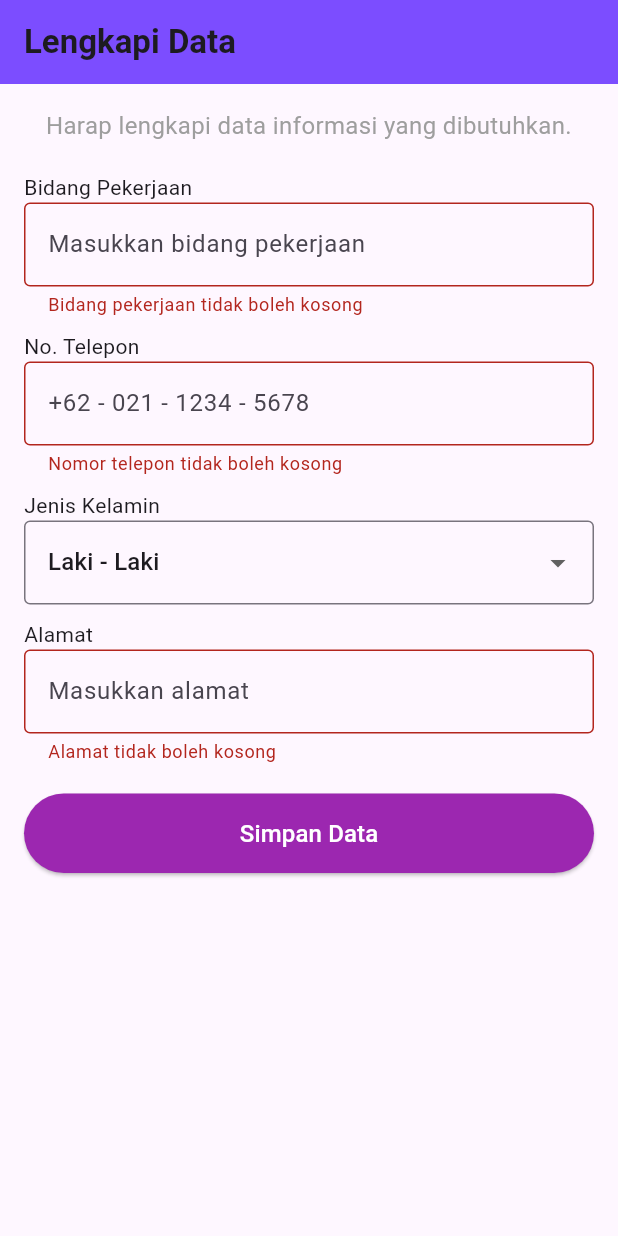
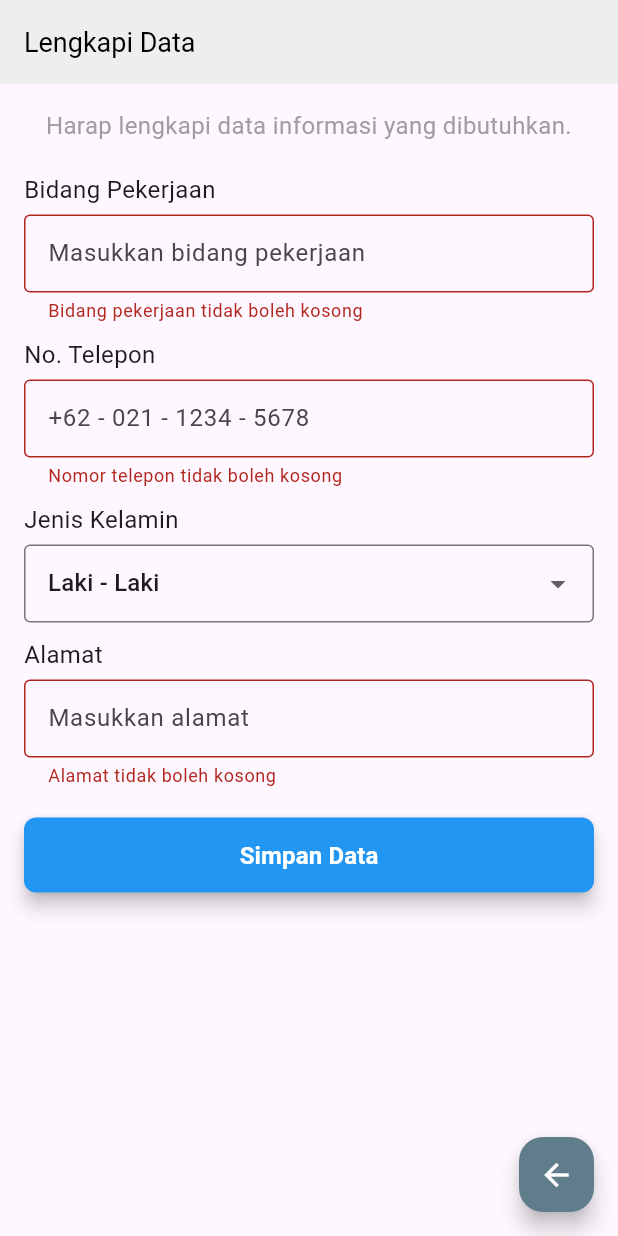
Before and after one commit to AndreSusilo27/ARTShift, a Flutter app: the LengkapiDataScreen screen opened directly, after a tap on "Simpan Data", on a phone screen of 412 x 824 dp. Run offline on Flutter 3.47's test engine with Material 3 defaults, Android fonts, the light colour scheme and no system bars; our stand-ins replace bloc, cloud_firestore, equatable, firebase_auth, firebase_core, flutter_bloc and 2 more; accounts and stored records are empty; network calls fail.

Commit message:
Perbaikan Widget

```diff
--- a/lib/screens/dashboard_admin_screen.dart
+++ b/lib/screens/dashboard_admin_screen.dart
@@ -53,12 +53,11 @@ class DashboardAdminScreen extends StatelessWidget {
         ),
       ),
 
-      // Menggunakan CustomDrawer
-      drawer: CustomDrawer(
+      // Menggunakan CustomDrawerAdmin
+      drawer: CustomDrawerAdmin(
         name: name,
         email: email,
         photoUrl: photoUrl,
-        selectedMenu: "Dashboard", // Menandai menu yang aktif
       ),
 
       body: Align(
--- a/lib/screens/dashboard_karyawan_screen.dart
+++ b/lib/screens/dashboard_karyawan_screen.dart
@@ -65,7 +65,7 @@ class DashboardKaryawanScreen extends StatelessWidget {
               currentAccountPicture: Stack(
                 children: [
                   CircleAvatar(
-                    radius: 35,
+                    radius: 40,
                     backgroundImage: NetworkImage(photoUrl),
                   ),
                   Positioned(
--- a/lib/screens/home_screen.dart
+++ b/lib/screens/home_screen.dart
@@ -10,6 +10,8 @@ class HomeScreen extends StatelessWidget {
     return Scaffold(
       body: Center(
         child: CustomButton(
+          width: 130,
+          height: 50,
           text: "Masuk",
           onPressed: () {
             Navigator.push(
--- a/lib/screens/lengkapidata_screen.dart
+++ b/lib/screens/lengkapidata_screen.dart
@@ -1,4 +1,7 @@
+import 'package:ARTShift/widgets/custom_button.dart';
+import 'package:ARTShift/widgets/custom_textformfield.dart';
 import 'package:cloud_firestore/cloud_firestore.dart';
+import 'package:firebase_auth/firebase_auth.dart';
 import 'package:flutter/material.dart';
 
 class LengkapiDataScreen extends StatefulWidget {
@@ -15,30 +18,72 @@ class _LengkapiDataScreenState extends State<LengkapiDataScreen> {
   final _addressController = TextEditingController();
   String _selectedGender = 'Laki - Laki';
 
-  // Fungsi untuk menyimpan data ke Firestore
+  @override
+  void initState() {
+    super.initState();
+    _loadUserData();
+  }
+
+  void _loadUserData() async {
+    // Mendapatkan email pengguna yang sedang login
+    User? user = FirebaseAuth.instance.currentUser;
+    String userEmail = user?.email ?? '';
+
+    if (userEmail.isNotEmpty) {
+      try {
+        // Mengambil data pengguna dari Firestore berdasarkan email
+        DocumentSnapshot userDoc = await FirebaseFirestore.instance
+            .collection('biodata')
+            .doc(userEmail)
+            .get();
+
+        if (userDoc.exists) {
+          // Jika data ditemukan, auto-isi form dengan data yang ada
+          setState(() {
+            _jobController.text = userDoc['job'] ?? '';
+            _phoneController.text = userDoc['phone'] ?? '';
+            _selectedGender = userDoc['gender'] ?? 'Laki - Laki';
+            _addressController.text = userDoc['address'] ?? '';
+          });
+        }
+      } catch (e) {
+        ScaffoldMessenger.of(context).showSnackBar(
+          SnackBar(content: Text('Gagal memuat data: $e')),
+        );
+      }
+    }
+  }
+
   void _saveData() async {
     if (_formKey.currentState!.validate()) {
       try {
-        await FirebaseFirestore.instance.collection('users').add({
+        // Mendapatkan email pengguna yang sedang login
+        User? user = FirebaseAuth.instance.currentUser;
+        String userEmail = user?.email ?? ''; // Ambil email user yang login
+
+        if (userEmail.isNotEmpty) {
+          // Menyimpan data ke dalam koleksi 'biodata' dengan ID dokumen berdasarkan email
+          await FirebaseFirestore.instance
+              .collection('biodata')
+              .doc(userEmail)
+              .set({
             'job': _jobController.text,
             'phone': _phoneController.text,
             'gender': _selectedGender,
             'address': _addressController.text,
             'created_at': FieldValue.serverTimestamp(),
+            'updated_at':
+                FieldValue.serverTimestamp(), // Menandakan waktu update
           });
 
-        // Menampilkan snackbar jika berhasil
           ScaffoldMessenger.of(context).showSnackBar(
             SnackBar(content: Text('Data berhasil disimpan')),
           );
-
-        // Kosongkan input setelah submit
-        _jobController.clear();
-        _phoneController.clear();
-        _addressController.clear();
-        setState(() {
-          _selectedGender = 'Laki - Laki';
-        });
+        } else {
+          ScaffoldMessenger.of(context).showSnackBar(
+            SnackBar(content: Text('User belum login')),
+          );
+        }
       } catch (e) {
         ScaffoldMessenger.of(context).showSnackBar(
           SnackBar(content: Text('Gagal menyimpan data: $e')),
@@ -51,37 +96,33 @@ class _LengkapiDataScreenState extends State<LengkapiDataScreen> {
   Widget build(BuildContext context) {
     return Scaffold(
       appBar: AppBar(
-        title: Text('Lengkapi Data',
-            style: TextStyle(fontWeight: FontWeight.bold)),
-        backgroundColor: Colors.deepPurpleAccent,
         automaticallyImplyLeading: false,
+        title: Text('Lengkapi Data'),
+        backgroundColor: Colors.grey[200],
+        elevation: 0,
+        titleTextStyle: TextStyle(
+          color: Colors.black,
+          fontSize: 18,
+        ),
       ),
       body: Padding(
         padding: EdgeInsets.all(16.0),
         child: Form(
           key: _formKey,
-          child: Column(
-            crossAxisAlignment: CrossAxisAlignment.start,
+          child: ListView(
             children: [
               Center(
-                child: Column(
-                  children: [
-                    Text(
+                child: Text(
                   'Harap lengkapi data informasi yang dibutuhkan.',
                   textAlign: TextAlign.center,
                   style: TextStyle(fontSize: 16, color: Colors.grey),
                 ),
+              ),
               SizedBox(height: 20),
-                  ],
-                ),
-              ),
-              Text("Bidang Pekerjaan"),
-              TextFormField(
+              CustomTextFormField(
+                labelText: "Bidang Pekerjaan",
                 controller: _jobController,
-                decoration: InputDecoration(
-                  border: OutlineInputBorder(),
                 hintText: 'Masukkan bidang pekerjaan',
-                ),
                 validator: (value) {
                   if (value == null || value.isEmpty) {
                     return 'Bidang pekerjaan tidak boleh kosong';
@@ -90,14 +131,11 @@ class _LengkapiDataScreenState extends State<LengkapiDataScreen> {
                 },
               ),
               SizedBox(height: 10),
-              Text("No. Telepon"),
-              TextFormField(
+              CustomTextFormField(
+                labelText: "No. Telepon",
                 controller: _phoneController,
+                hintText: '+62 - 021 - 1234 - 5678',
                 keyboardType: TextInputType.phone,
-                decoration: InputDecoration(
-                  border: OutlineInputBorder(),
-                  hintText: '+62 - 021 - 1234 - 5678',
-                ),
                 validator: (value) {
                   if (value == null || value.isEmpty) {
                     return 'Nomor telepon tidak boleh kosong';
@@ -106,7 +144,8 @@ class _LengkapiDataScreenState extends State<LengkapiDataScreen> {
                 },
               ),
               SizedBox(height: 10),
-              Text("Jenis Kelamin"),
+              Text("Jenis Kelamin", style: TextStyle(fontSize: 16)),
+              SizedBox(height: 5),
               DropdownButtonFormField<String>(
                 value: _selectedGender,
                 onChanged: (String? newValue) {
@@ -122,16 +161,15 @@ class _LengkapiDataScreenState extends State<LengkapiDataScreen> {
                     .toList(),
                 decoration: InputDecoration(
                   border: OutlineInputBorder(),
+                  contentPadding:
+                      EdgeInsets.symmetric(horizontal: 12, vertical: 14),
                 ),
               ),
               SizedBox(height: 10),
-              Text("Alamat"),
-              TextFormField(
+              CustomTextFormField(
+                labelText: "Alamat",
                 controller: _addressController,
-                decoration: InputDecoration(
-                  border: OutlineInputBorder(),
                 hintText: 'Masukkan alamat',
-                ),
                 validator: (value) {
                   if (value == null || value.isEmpty) {
                     return 'Alamat tidak boleh kosong';
@@ -140,24 +178,15 @@ class _LengkapiDataScreenState extends State<LengkapiDataScreen> {
                 },
               ),
               SizedBox(height: 20),
-              SizedBox(
-                width: double.infinity,
-                child: ElevatedButton(
+              CustomButton(
+                text: 'Simpan Data',
                 onPressed: _saveData,
-                  style: ElevatedButton.styleFrom(
-                    backgroundColor: Colors.purple,
-                    padding: EdgeInsets.symmetric(vertical: 15),
-                  ),
-                  child: Text(
-                    'Simpan Data',
-                    style: TextStyle(fontSize: 16, color: Colors.white),
-                  ),
-                ),
               ),
             ],
           ),
         ),
       ),
+      floatingActionButton: CustomFloatingBackButton(),
     );
   }
 }
--- a/lib/widgets/custom_button.dart
+++ b/lib/widgets/custom_button.dart
@@ -1,16 +1,90 @@
 import 'package:flutter/material.dart';
 
+/// === Custom Button ===
 class CustomButton extends StatelessWidget {
   final String text;
+  final IconData? icon;
   final VoidCallback onPressed;
+  final double? width;
+  final double? height;
+  final Color? color;
+  final double borderRadius;
 
-  const CustomButton({required this.text, required this.onPressed, super.key});
+  const CustomButton({
+    required this.text,
+    required this.onPressed,
+    this.icon,
+    this.width,
+    this.height = 50, // Default tinggi 50
+    this.color = Colors.blue, // Default warna biru
+    this.borderRadius = 8, // Default border radius 8
+    super.key,
+  });
 
   @override
   Widget build(BuildContext context) {
-    return ElevatedButton(
-      onPressed: onPressed,
-      child: Text(text),
+    return SizedBox(
+      width: width ?? double.infinity, // Default penuh jika tidak diatur
+      height: height,
+      child: ElevatedButton(
+        onPressed: onPressed,
+        style: ElevatedButton.styleFrom(
+          backgroundColor: color,
+          shape: RoundedRectangleBorder(
+            borderRadius: BorderRadius.circular(borderRadius),
+          ),
+          padding: EdgeInsets.symmetric(vertical: 14),
+          elevation: 5,
+        ),
+        child: Row(
+          mainAxisAlignment: MainAxisAlignment.center,
+          children: [
+            if (icon != null) ...[
+              Icon(icon, color: Colors.white),
+              SizedBox(width: 8), // Jarak antara ikon dan teks
+            ],
+            Text(
+              text,
+              style: TextStyle(
+                fontSize: 16,
+                fontWeight: FontWeight.bold,
+                color: Colors.white,
+              ),
+            ),
+          ],
+        ),
+      ),
     );
   }
 }
+
+/// === Custom Floating Back Button ===
+class CustomFloatingBackButton extends StatelessWidget {
+  final VoidCallback? onPressed;
+  final IconData icon;
+  final double size;
+  final Color backgroundColor;
+  final Color iconColor;
+
+  const CustomFloatingBackButton({
+    super.key,
+    this.onPressed,
+    this.icon = Icons.arrow_back, // Default ikon kembali
+    this.size = 50, // Default ukuran FloatingActionButton
+    this.backgroundColor = Colors.blueGrey, // Default warna tombol
+    this.iconColor = Colors.white, // Default warna ikon
+  });
+
+  @override
+  Widget build(BuildContext context) {
+    return SizedBox(
+      width: size,
+      height: size,
+      child: FloatingActionButton(
+        onPressed: onPressed ?? () => Navigator.pop(context),
+        backgroundColor: backgroundColor,
+        child: Icon(icon, color: iconColor),
+      ),
+    );
+  }
+}
--- /dev/null
+++ b/lib/widgets/custom_textformfield.dart
@@ -0,0 +1,39 @@
+import 'package:flutter/material.dart';
+
+class CustomTextFormField extends StatelessWidget {
+  final String labelText;
+  final TextEditingController controller;
+  final String? hintText;
+  final TextInputType? keyboardType;
+  final String? Function(String?)? validator;
+
+  const CustomTextFormField({
+    super.key,
+    required this.labelText,
+    required this.controller,
+    this.hintText,
+    this.keyboardType,
+    this.validator,
+  });
+
+  @override
+  Widget build(BuildContext context) {
+    return Column(
+      crossAxisAlignment: CrossAxisAlignment.start,
+      children: [
+        Text(labelText, style: TextStyle(fontSize: 16)),
+        SizedBox(height: 5),
+        TextFormField(
+          controller: controller,
+          keyboardType: keyboardType,
+          decoration: InputDecoration(
+            hintText: hintText,
+            border: OutlineInputBorder(),
+            contentPadding: EdgeInsets.symmetric(horizontal: 12, vertical: 14),
+          ),
+          validator: validator,
+        ),
+      ],
+    );
+  }
+}
--- a/lib/widgets/logout.dart
+++ b/lib/widgets/logout.dart
@@ -37,8 +37,7 @@ void showLogoutDialog(BuildContext context) {
                 child: OutlinedButton(
                   onPressed: () => Navigator.of(dialogContext).pop(),
                   style: OutlinedButton.styleFrom(
-                    side:
-                        const BorderSide(color: Colors.black54), // Border hitam
+                    side: const BorderSide(color: Colors.grey), // Border hitam
                     padding: const EdgeInsets.symmetric(
                         horizontal: 15, vertical: 10), // Padding
                   ),
@@ -61,8 +60,7 @@ void showLogoutDialog(BuildContext context) {
                         '/splash'); // Arahkan ke SplashScreen terlebih dahulu
                   },
                   style: OutlinedButton.styleFrom(
-                    side:
-                        const BorderSide(color: Colors.black54), // Border hitam
+                    side: const BorderSide(color: Colors.grey), // Border hitam
                     padding: const EdgeInsets.symmetric(
                         horizontal: 15, vertical: 10), // Padding
                   ),
```
Also changed, not shown: lib/screens/profile_screen.dart (+43 -67 lines), lib/widgets/custom_backtodashboard.dart (deleted, +0 -48 lines), lib/widgets/custom_drawer_admin.dart (+85 -46 lines), lib/widgets/custom_drawer_karyawan.dart (added), pubspec.lock. Lines whose indentation alone changed are shown as unchanged.
